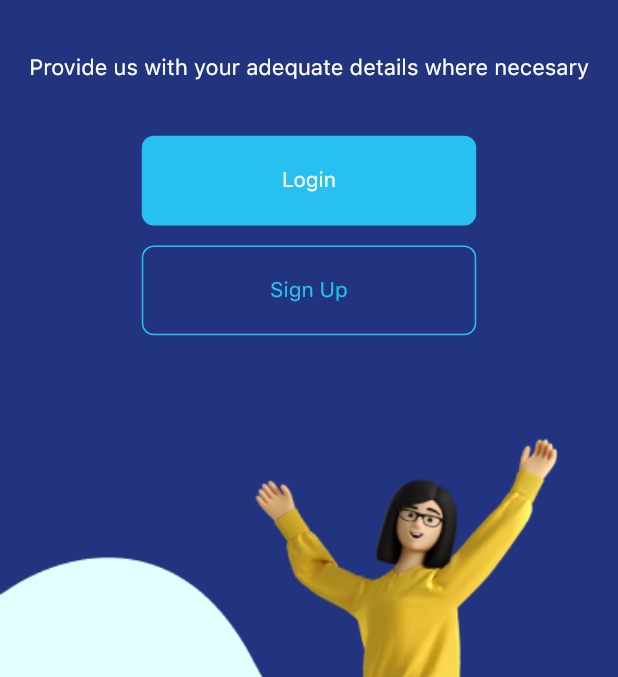
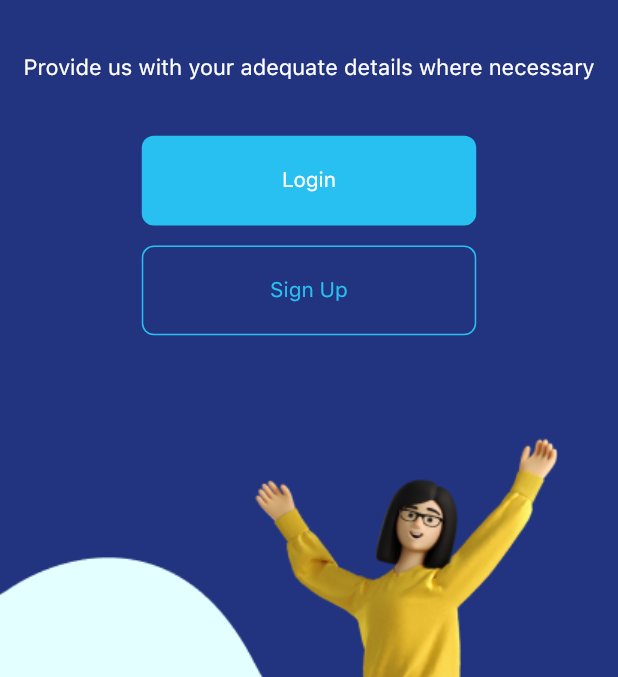
Before and after one commit to Ire-oluwa/topitup_mobile, a Flutter app: the HomeScreen screen opened by its route, on a phone screen of 412 x 824 dp, the part 204-881 px from its top. Run offline on Flutter 3.47's test engine with Material 2 defaults, Android fonts, the light colour scheme and no system bars; our stand-ins replace dropdown_search, flutter_native_contact_picker, flutter_screenutil, flutter_secure_storage, flutter_svg, font_awesome_flutter and 6 more; missing offline and left inert: libphonenumber, platform_device_id; accounts and stored records are empty.

Commit message:
corrected some typographical error

```diff
--- a/lib/screens/home/home_screen.dart
+++ b/lib/screens/home/home_screen.dart
@@ -53,7 +53,7 @@ class HomeScreen extends StatelessWidget {
                   height: kDefaultPadding.h * 2,
                 ),
                 CustomText(
-                  text: 'Provide us with your adequate details where necesary',
+                  text: 'Provide us with your adequate details where necessary',
                   alignText: TextAlign.center,
                   softwrap: true,
                   textSize: 16.0.sp,
```
